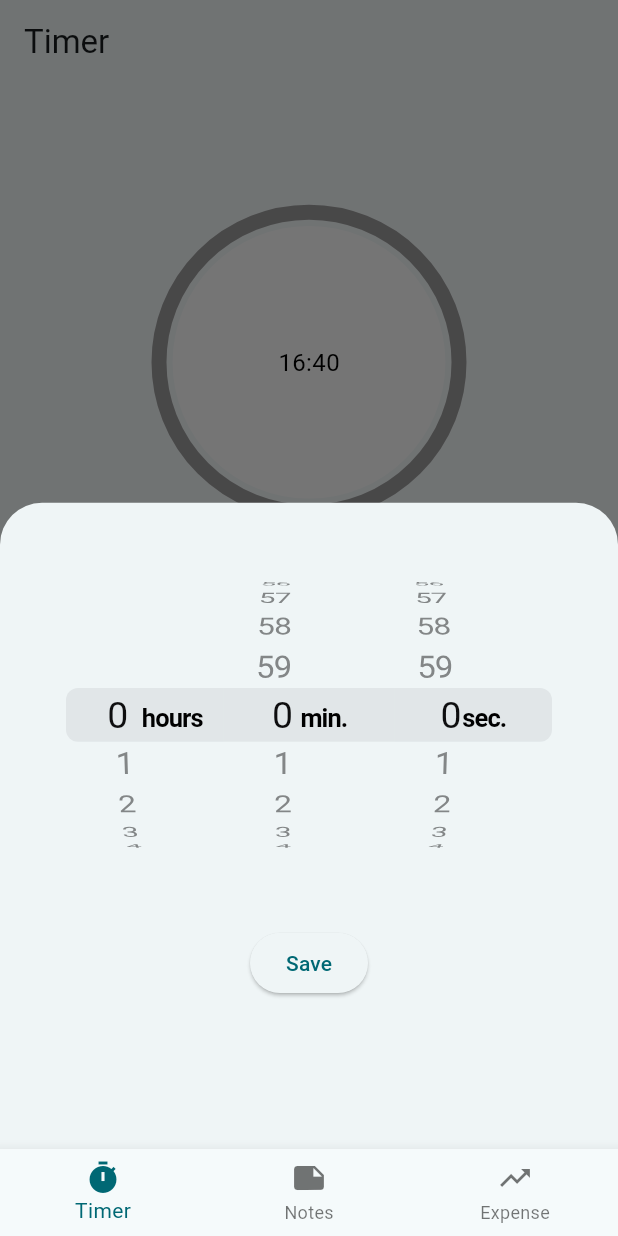
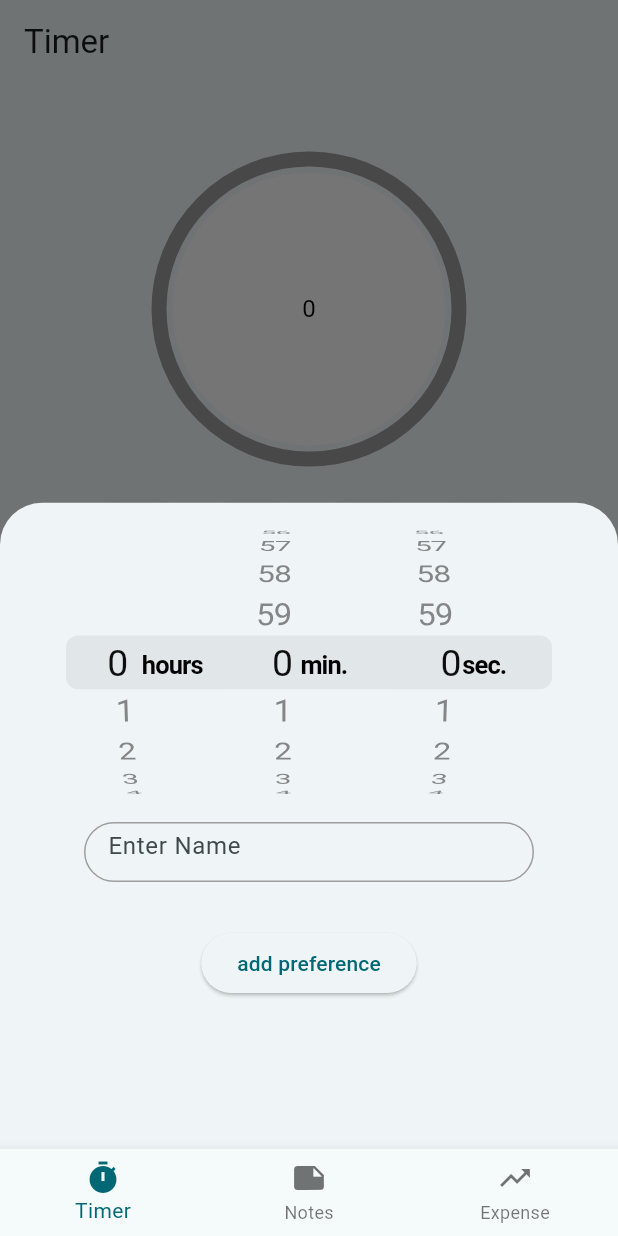
Before and after one commit to AwesomeToast123/super-life-app, a Flutter app: the screen it shows after launch, after a tap on "Add Preference", on a phone screen of 412 x 824 dp. Run offline on Flutter 3.47's test engine with Material 3 defaults, Android fonts, the light colour scheme and no system bars; drawn by our look-alikes of circular_countdown_timer; our stand-ins replace gap, go_router, hive, hive_flutter, image_picker; missing offline and left inert: flutter_time_duration_picker; accounts and stored records are empty.

Commit message:
feat: implemented changes to the the timer feature

```diff
--- a/lib/features/timer/timer_screen.dart
+++ b/lib/features/timer/timer_screen.dart
@@ -2,15 +2,24 @@ import 'package:flutter/cupertino.dart';
 import 'package:flutter/material.dart';
 import 'package:flutter_time_duration_picker/flutter_time_duration_picker.dart';
 import 'package:gap/gap.dart';
+import 'package:provider/provider.dart';
 import 'package:super_life_app/features/timer/widget/timer_preference_list_widget.dart';
 import 'package:super_life_app/features/timer/widget/timer_save_preference_widget.dart';
 import 'package:super_life_app/features/timer/widget/timer_widget_manual.dart';
+import 'package:super_life_app/providers/timer_provider.dart';
 
-class TimerScreen extends StatelessWidget {
+class TimerScreen extends StatefulWidget {
   const TimerScreen({super.key});
 
   @override
+  State<TimerScreen> createState() => _TimerScreenState();
+}
+
+class _TimerScreenState extends State<TimerScreen> {
+  @override
   Widget build(BuildContext context) {
+    final timerProvider = context.watch<TimerProvider>();
+
     return Scaffold(
       appBar: AppBar(title: const Text('Timer')),
       body: Center(
@@ -18,9 +27,16 @@ class TimerScreen extends StatelessWidget {
           mainAxisAlignment: MainAxisAlignment.center,
           crossAxisAlignment: CrossAxisAlignment.center,
           children: [
-            const Expanded(child: TimerWidgetManual(duration: 1000)),
-            TimerPreferenceListWidget(itemTime: 123),
+            SizedBox(
+                height: 300,
+                child: TimerWidgetManual(duration: timerProvider.duration)
+            ),
             Gap(130),
+            SizedBox(
+              width: 400,
+              height: 100,
+              child: TimerPreferenceListWidget(timer: timerProvider,),
+            ),
             Divider(),
             Row(
               mainAxisAlignment: MainAxisAlignment.center,
--- a/lib/features/timer/widget/timer_preference_list_widget.dart
+++ b/lib/features/timer/widget/timer_preference_list_widget.dart
@@ -1,39 +1,52 @@
-
 import 'package:flutter/material.dart';
-import 'package:flutter/cupertino.dart';
 import 'package:gap/gap.dart';
+import 'package:super_life_app/providers/timer_provider.dart';
 
 class TimerPreferenceListWidget extends StatelessWidget {
-  const TimerPreferenceListWidget({
-    super.key,
-    required this.itemTime,
-  });
+  const TimerPreferenceListWidget({required this.timer, super.key});
 
-  final int itemTime;
+  final TimerProvider timer;
 
   @override
   Widget build(BuildContext context) {
-    return GestureDetector(
+    return Column(
+      children: [
+        Text("Saved Preferences"),
+        Expanded(
+          child: ListView.builder(
+            itemCount: timer.Timer.length,
+            itemBuilder: (context, index) {
+              final timerVariable = timer.Timer[index];
+              return SingleChildScrollView(
+                child: ListTile(
+                  title: Row(
+                    children: [
+                      InkWell(
+                        onTap: () {
+                          timer.setTimer(timerVariable.timerValue);
+                        },
                         child: Row(
-        mainAxisAlignment: MainAxisAlignment.center,
-        crossAxisAlignment: CrossAxisAlignment.center,
                           children: [
                             Text(
-            "Item List:",
-            style: TextStyle(
-              fontSize: 20
+                              timerVariable.timerName,
+                              style: TextStyle(fontSize: 20),
                             ),
+                            Gap(50),
+                            Text(
+                              timerVariable.timerValue.toString(),
+                              style: TextStyle(fontSize: 20),
                             ),
-          Gap(40),
-          Text(
-            itemTime.toString(),
-            style: TextStyle(
-              fontSize: 20,
-              color: Colors.grey
+                          ],
                         ),
                       ),
                     ],
                   ),
+                ),
+              );
+            },
+          ),
+        ),
+      ],
     );
   }
 }
--- a/lib/features/timer/widget/timer_save_preference_widget.dart
+++ b/lib/features/timer/widget/timer_save_preference_widget.dart
@@ -1,5 +1,8 @@
 import 'package:flutter/cupertino.dart';
 import 'package:flutter/material.dart';
+import 'package:gap/gap.dart';
+import 'package:provider/provider.dart';
+import 'package:super_life_app/providers/timer_provider.dart';
 
 class TimerSavePreferenceWidget extends StatefulWidget {
   const TimerSavePreferenceWidget({super.key});
@@ -8,32 +11,62 @@ class TimerSavePreferenceWidget extends StatefulWidget {
   State<TimerSavePreferenceWidget> createState() => _TimerSavePreferenceWidgetState();
 }
 
-class _TimerSavePreferenceWidgetState extends State<TimerSavePreferenceWidget> {
+class _TimerSavePreferenceWidgetState extends State<TimerSavePreferenceWidget>
+{
+  Duration _selectedDuration = const Duration(hours: 0, minutes: 0, seconds: 0);
+  final TextEditingController _controllerTextFieldTimeName = TextEditingController();
+
   @override
   Widget build(BuildContext context) {
+
+    final timerProvider = context.watch<TimerProvider>();
     return Column(
       children: [
         Expanded(
           child: CupertinoTimerPicker(
-            mode: CupertinoTimerPickerMode
-                .hms, // Activates hours, minutes, and seconds
+            mode: CupertinoTimerPickerMode.hms, // Activates hours, minutes, and seconds
             initialTimerDuration: const Duration(
               hours: 0,
               minutes: 0,
               seconds: 0,
             ),
             onTimerDurationChanged: (Duration newDuration) {
-              // Format the duration into a string: HH:mm:ss
-              String hhmmss = _formatDuration(newDuration);
-              print("Selected Time: $hhmmss");
+              setState(() {
+                _selectedDuration = newDuration;
+              });
             },
           ),
         ),
+        SizedBox(
+          width: 300,
+          height: 40,
+          child: TextFormField(
+            controller: _controllerTextFieldTimeName,
+            decoration: const InputDecoration(
+              hintText: "Enter Name",
+              enabledBorder: OutlineInputBorder(
+                borderSide: BorderSide(color: Colors.grey, width: 1.0),
+                borderRadius: BorderRadius.all(Radius.circular(25.0)),
+              ),
+              focusedBorder: OutlineInputBorder(
+                borderSide: BorderSide(color: Colors.grey, width: 1.0),
+                borderRadius: BorderRadius.all(Radius.circular(25.0)),
+              ),
+              border: OutlineInputBorder(
+                borderRadius: BorderRadius.all(
+                  Radius.circular(25),
+                ),
+              ),
+            ),
+          ),
+        ),
+        Gap(30),
         ElevatedButton(
             onPressed: () {
-
+               final hhmmss = _formatDuration(_selectedDuration);
+               timerProvider.addTimer(_selectedDuration.inSeconds, _controllerTextFieldTimeName.text);
             },
-            child: const Text("Save")
+            child: const Text("add preference")
         ),
         SizedBox(
           height: 100,
--- a/lib/features/timer/widget/timer_widget_manual.dart
+++ b/lib/features/timer/widget/timer_widget_manual.dart
@@ -14,12 +14,23 @@ class TimerWidgetManual extends StatefulWidget {
 }
 
 class _TimerWidgetManualState extends State<TimerWidgetManual> {
-  late final int _duration = widget.duration;
+  late int _duration = widget.duration;
   final CountDownController _controller = CountDownController();
 
   @override
   void initState() {
     super.initState();
+    _duration = widget.duration;
+  }
+
+  @override
+  void didUpdateWidget(covariant TimerWidgetManual oldWidget) {
+    super.didUpdateWidget(oldWidget);
+    if (oldWidget.duration != widget.duration) {
+      setState(() {
+        _duration = widget.duration;
+      });
+    }
   }
 
   @override
@@ -63,7 +74,7 @@ class _TimerWidgetManualState extends State<TimerWidgetManual> {
             children: [
               FloatingActionButton(
                 onPressed: () {
-                  _controller.start();
+                  _controller.restart(duration: _duration);
                 },
                 child: const Icon(Icons.play_arrow),
               ),
--- a/lib/providers/timer_provider.dart
+++ b/lib/providers/timer_provider.dart
@@ -6,6 +6,7 @@ import 'package:super_life_app/model/timer_model.dart';
 class TimerProvider extends ChangeNotifier {
     final Box<TimerModel> _myBox = Hive.box<TimerModel>('timerBox');
     List<TimerModel> get Timer => _myBox.values.toList();
+     int duration = 0;
 
     void addTimer(int timerValue, String timerName) {
       final timer = TimerModel(
@@ -25,6 +26,11 @@ class TimerProvider extends ChangeNotifier {
       notifyListeners();
     }
 
+    void setTimer(int durationChange) {
+      duration = durationChange;
+      notifyListeners();
+    }
+
     void deleteTimer(int index) {
       _myBox.deleteAt(index);
       notifyListeners();
```
Lines whose indentation alone changed are shown as unchanged.
